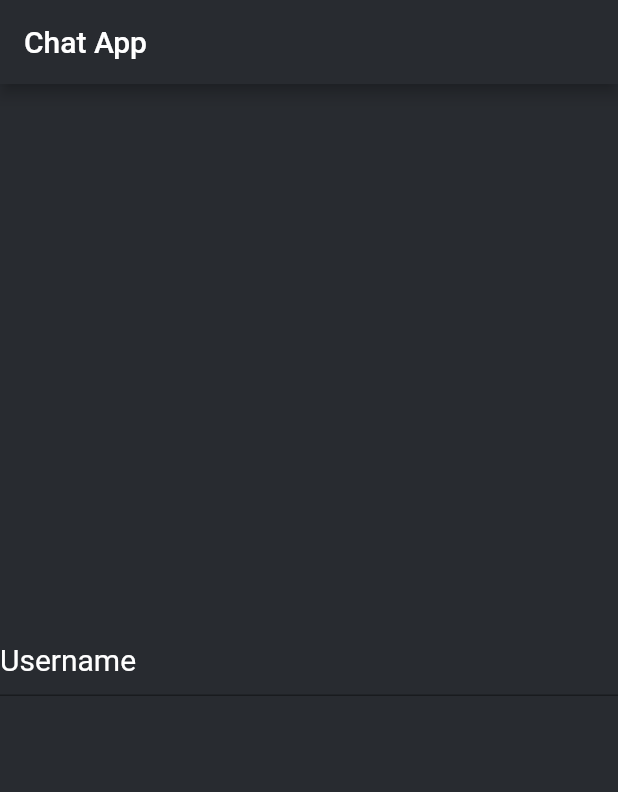
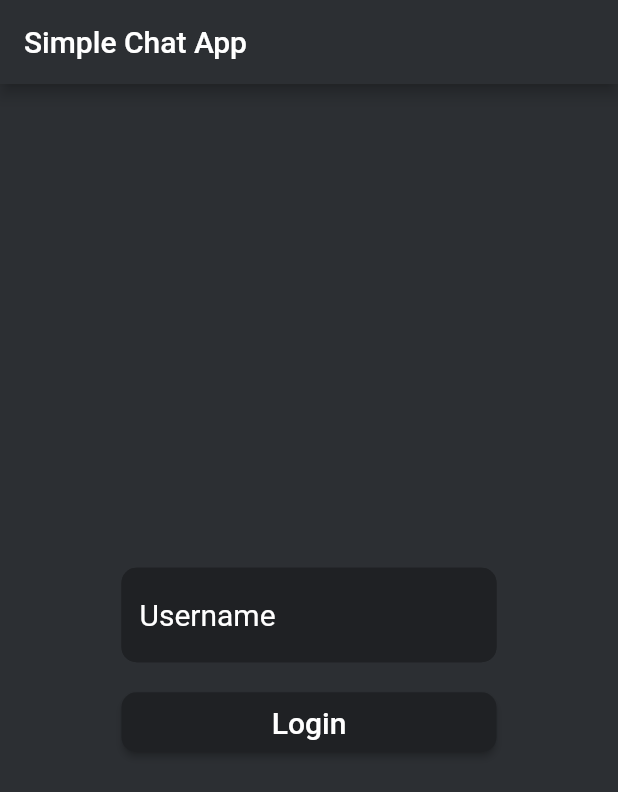
Before and after one commit to Mikadore/flutter-chat, a Flutter app: the screen it shows after launch, on a phone screen of 412 x 824 dp. Shown: the top 792 px of the screen. Run offline on Flutter 3.47's test engine with Material 2 defaults, Android fonts, the phone set to English and light mode, and no system bars.

Commit message:
login page

```diff
--- a/ui/lib/main.dart
+++ b/ui/lib/main.dart
@@ -12,29 +12,22 @@ class ChatApp extends StatelessWidget {
   // This widget is the root of your application.
   @override
   Widget build(BuildContext context) {
-    var discordMaterial = const MaterialColor(0xFF282b30, {
-      50: Color.fromRGBO(40, 43, 48, .1),
-      100: Color.fromRGBO(40, 43, 48, .2),
-      200: Color.fromRGBO(40, 43, 48, .3),
-      300: Color.fromRGBO(40, 43, 48, .4),
-      400: Color.fromRGBO(40, 43, 48, .5),
-      500: Color.fromRGBO(40, 43, 48, .6),
-      600: Color.fromRGBO(40, 43, 48, .7),
-      700: Color.fromRGBO(40, 43, 48, .8),
-      800: Color.fromRGBO(40, 43, 48, .9),
-      900: Color.fromRGBO(40, 43, 48, 1),
+    var discordMaterial = const MaterialColor(0xFF2c2f33, {
+      50: Color.fromRGBO(40, 47, 51, .1),
+      100: Color.fromRGBO(40, 47, 51, .2),
+      200: Color.fromRGBO(40, 47, 51, .3),
+      300: Color.fromRGBO(40, 47, 51, .4),
+      400: Color.fromRGBO(40, 47, 51, .5),
+      500: Color.fromRGBO(40, 47, 51, .6),
+      600: Color.fromRGBO(40, 47, 51, .7),
+      700: Color.fromRGBO(40, 47, 51, .8),
+      800: Color.fromRGBO(40, 47, 51, .9),
+      900: Color.fromRGBO(40, 47, 51, 1),
     });
     return MaterialApp(
         title: 'Flutter Demo',
         theme: ThemeData(primarySwatch: discordMaterial),
-        home: Scaffold(
-            appBar: AppBar(title: const Text('Chat App')),
-            body: Column(
-              children: const [
-                Expanded(
-                  child: LoginPage(),
-                ),
-              ],
-            )));
+        home: const LoginPage()
+    );
   }
 }
--- a/ui/lib/views/chat_view.dart
+++ b/ui/lib/views/chat_view.dart
@@ -88,7 +88,9 @@ class _ChatViewState extends State<ChatView> {
 
   @override
   Widget build(BuildContext ctx) {
-    return Expanded(child: Container(
+    return Scaffold(
+      appBar: AppBar(title: const Text("Chatting as \$User")),
+      body: Column(children: [Expanded(child: Container(
         color: Theme.of(ctx).primaryColor,
         constraints: const BoxConstraints.expand(),
         child: Column(
@@ -103,7 +105,7 @@ class _ChatViewState extends State<ChatView> {
               decoration: const InputDecoration(
                 hintText: "Press enter to chat!",
                 hintStyle: TextStyle(color: Colors.white),
-                fillColor: Color(0xFF424549),
+                fillColor: Color(0xFF1F2124),
                 filled: true,
               ),
               onSubmitted: onMessage,
@@ -111,6 +113,6 @@ class _ChatViewState extends State<ChatView> {
               controller: _controller,
             )
           ],
-        )));
+    )))]));
   }
 }
--- a/ui/lib/views/login_page.dart
+++ b/ui/lib/views/login_page.dart
@@ -1,25 +1,64 @@
+import 'package:chat/views/chat_view.dart';
 import 'package:flutter/material.dart';
 
 class LoginPage extends StatelessWidget {
   const LoginPage({super.key});
 
   @override
-  Widget build(BuildContext ctx) {
-    var textStyle = const TextStyle(color: Colors.white, fontSize: 20);
-    return  Container(
-        color: Theme.of(ctx).primaryColor,
+  Widget build(BuildContext context) {
+    const inputColor = Color(0xFF1F2124);
+    const textStyle = TextStyle(color: Colors.white, fontSize: 20);
+    var textBorder = OutlineInputBorder(
+        borderRadius: BorderRadius.circular(10.0),
+        borderSide: const BorderSide(color: inputColor));
+    return Scaffold(
+      appBar: AppBar(title: const Text("Simple Chat App")),
+      body:
+        Column(children:[
+        Expanded(
+        child: Container(
+            color: Theme.of(context).primaryColor,
+            child: Center(
+                child: SizedBox(
+              width: 250,
               child: Column(
                   mainAxisAlignment: MainAxisAlignment.center,
-          crossAxisAlignment: CrossAxisAlignment.center,
+                  crossAxisAlignment: CrossAxisAlignment.stretch,
                   children: [
                     TextField(
+                      cursorColor: Colors.white,
                       decoration: InputDecoration(
                         hintText: "Username",
                         hintStyle: textStyle,
+                        focusedBorder: textBorder,
+                        border: textBorder,
+                        enabledBorder: textBorder,
+                        fillColor: inputColor,
+                        filled: true,
                       ),
                       style: textStyle,
-            )
-          ],)
-        );
+                    ),
+                    Padding(
+                        padding: const EdgeInsets.only(top: 20),
+                        child: SizedBox(
+                            height: 40,
+                            child: ElevatedButton(
+                              onPressed: () => {
+                                Navigator.push(
+                                    context,
+                                    MaterialPageRoute(
+                                        builder: (context) => const ChatView()))
+                              },
+                              style: ButtonStyle(
+                                  backgroundColor:
+                                      MaterialStateProperty.all(inputColor),
+                                  shape: MaterialStateProperty.all(
+                                      RoundedRectangleBorder(
+                                          borderRadius:
+                                              BorderRadius.circular(10)))),
+                              child: const Text("Login", style: textStyle),
+                            )))
+                  ]),
+            ))))]));
   }
 }
```
Lines whose indentation alone changed are shown as unchanged.
